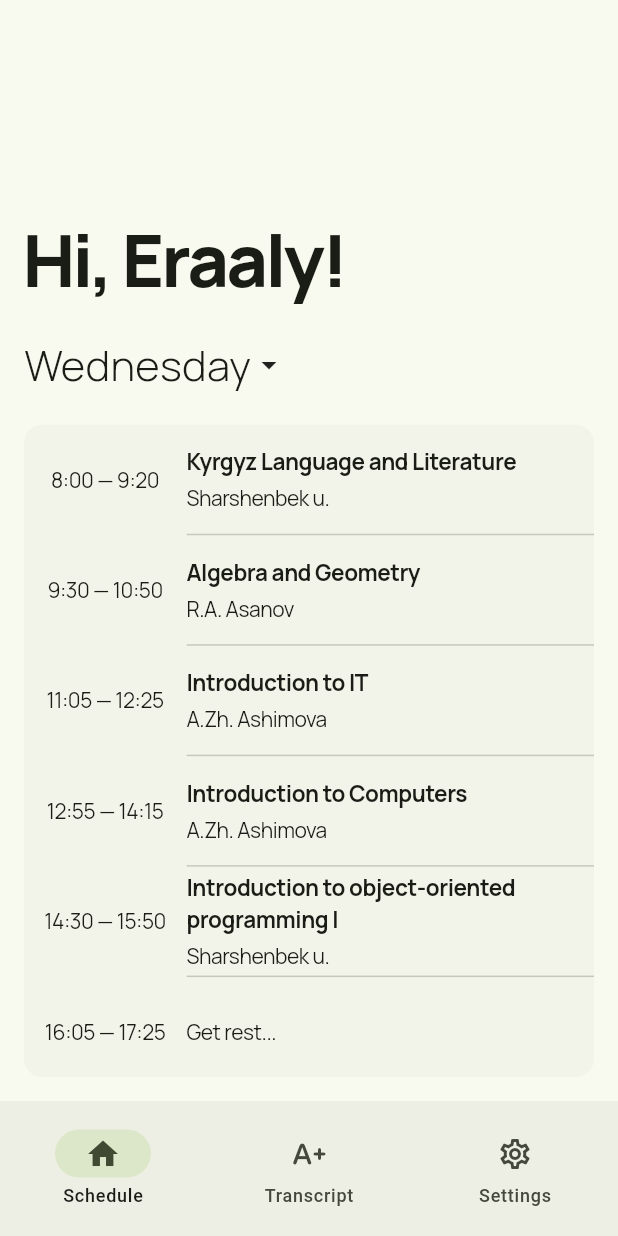
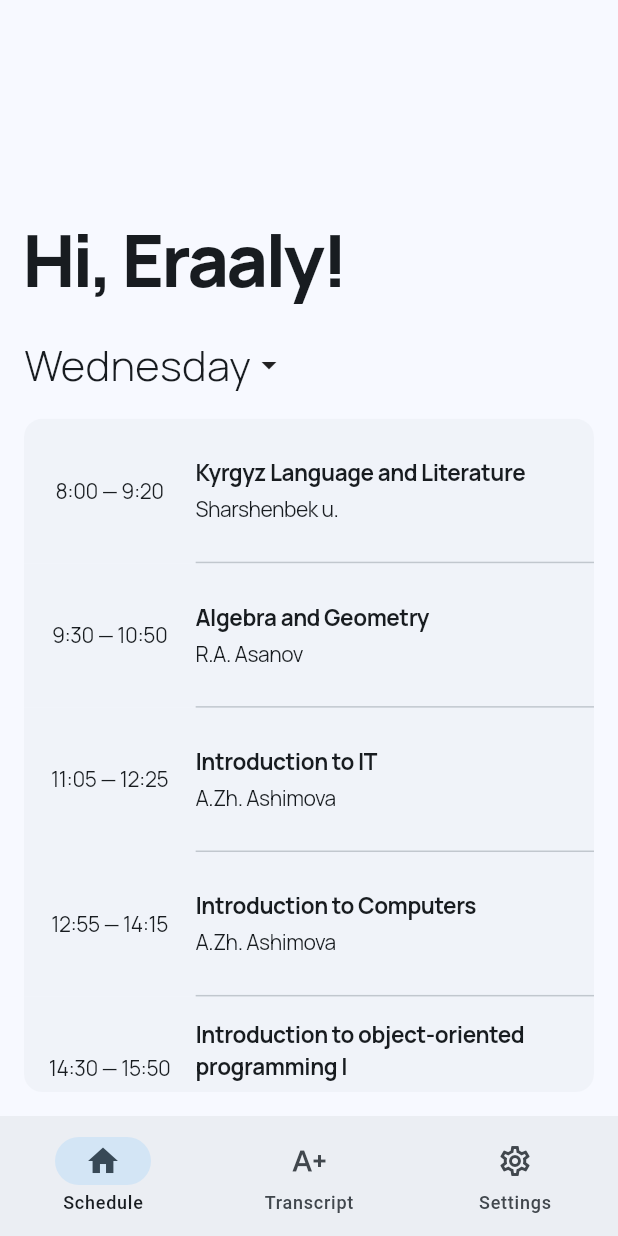
Before and after one commit to zarpach/ScheduleApp, a Flutter app: the screen it shows after launch, on a phone screen of 412 x 824 dp. Run offline on Flutter 3.47's test engine with Material 3 defaults, Android fonts, the phone set to English and light mode, and no system bars; our stand-ins replace flex_color_scheme, gap, google_fonts; missing offline and left inert: just_the_tooltip, wolt_modal_sheet.

Commit message:
UI improvements

```diff
--- a/lib/main.dart
+++ b/lib/main.dart
@@ -1,5 +1,7 @@
+import 'package:flex_color_scheme/flex_color_scheme.dart';
 import 'package:flutter/material.dart';
 import 'package:flutter/services.dart';
+import 'package:google_fonts/google_fonts.dart';
 import 'package:schedule_app/modules/NavigationBarWidgets/SettingsPage.dart';
 import 'package:schedule_app/modules/NavigationBarWidgets/home.dart';
 import 'package:schedule_app/modules/NavigationBarWidgets/transcriptPage.dart';
@@ -18,15 +20,18 @@ class MyApp extends StatelessWidget {
       debugShowCheckedModeBanner: false,
       color: Colors.white,
       theme: ThemeData(
+        // textTheme: GoogleFonts.manropeTextTheme(
+        //   Theme.of(context).textTheme,
+        // ),
         useMaterial3: true,
         brightness: Brightness.light,
-        colorSchemeSeed: Colors.lightGreen.shade500,
+        colorSchemeSeed: Colors.blue.shade100,
       ),
 
       darkTheme: ThemeData(
         useMaterial3: true,
         brightness: Brightness.dark,
-        colorSchemeSeed: Colors.lightGreen.shade400,
+        colorSchemeSeed: Colors.blue.shade100,
       ),
       themeMode: ThemeMode.system,
       home: const MyHomePage(title: 'Schedule app'),
@@ -58,6 +63,7 @@ class _MyHomePageState extends State<MyHomePage> {
   @override
   Widget build(BuildContext context) {
     Brightness appBrightness = Theme.of(context).brightness;
+    SystemChrome.setEnabledSystemUIMode(SystemUiMode.edgeToEdge);
     // This method is rerun every time setState is called, for instance as done
     // by the _incrementCounter method above.
     //
@@ -65,22 +71,15 @@ class _MyHomePageState extends State<MyHomePage> {
     // fast, so that you can just rebuild anything that needs updating rather
     // than having to individually change instances of widgets.
     return AnnotatedRegion<SystemUiOverlayStyle>(
-      value: SystemUiOverlayStyle(
-        // status bar
-        statusBarColor: Colors.transparent,
-        statusBarBrightness: appBrightness,
-        statusBarIconBrightness:
-        appBrightness == Brightness.dark ? Brightness.light : Brightness.dark,
-
-        // system navigation bar
-        // Setting a transparent navigation bar color
-        systemNavigationBarColor: Colors.transparent,
-        systemNavigationBarContrastEnforced: false,
+      value: FlexColorScheme.themedSystemNavigationBar(
+        context,
+        noAppBar: true,
+        systemNavBarStyle: FlexSystemNavBarStyle.transparent,
       ),
       child: Scaffold(
         bottomNavigationBar: NavigationBar(
           labelBehavior: NavigationDestinationLabelBehavior.alwaysShow,
-          height: 90,
+          height: 80,
           onDestinationSelected: (int index) {
             setState(() {
               currentPageIndex = index;
@@ -95,8 +94,8 @@ class _MyHomePageState extends State<MyHomePage> {
               tooltip: 'Schedule',
             ),
             NavigationDestination(
-              selectedIcon: Icon(Icons.text_increase),
-              icon: Icon(Icons.text_increase_rounded),
+              selectedIcon: Icon(Icons.text_increase_rounded),
+              icon: Icon(Icons.text_increase_outlined),
               label: 'Transcript',
               tooltip: 'Transcript',
             ),
--- a/lib/modules/NavigationBarWidgets/home.dart
+++ b/lib/modules/NavigationBarWidgets/home.dart
@@ -5,6 +5,8 @@ import 'package:gap/gap.dart';
 import 'package:intl/intl.dart';
 import 'package:just_the_tooltip/just_the_tooltip.dart';
 import 'package:schedule_app/modules/LessonWidgets/ExpandLessonContainer.dart';
+import 'package:schedule_app/modules/modalSheets/scheduleSettingsModal.dart';
+import 'package:wolt_modal_sheet/wolt_modal_sheet.dart';
 
 class Home extends StatefulWidget {
   const Home({super.key});
@@ -32,13 +34,25 @@ class _HomeNavState extends State<Home> {
     {'first': 'Get rest...', 'second': ''},
   ];
 
+  double calculateListItemHeight(BuildContext context, double toolbarHeight) {
+    // Get the parent container's height (assuming it's a Container)
+    final parentHeight = MediaQuery.of(context).size.height;
+
+    // Calculate remaining space after subtracting padding and list view overhead
+    final availableHeight = parentHeight - // Padding top/bottom
+        - toolbarHeight; // Assuming there's a toolbar
+
+    // Calculate height for each item with equal distribution
+    final listItemHeight = availableHeight / 6;
+    return listItemHeight;
+  }
+
   @override
   Widget build(BuildContext context) {
     Brightness appBrightness = Theme.of(context).brightness;
     double width = MediaQuery.of(context).size.width;
     double height = MediaQuery.of(context).size.height;
-    return Scaffold(
-      body: Padding(
+    return Padding(
           padding: const EdgeInsets.all(16.0),
           child: Column(
             crossAxisAlignment: CrossAxisAlignment.start,
@@ -57,7 +71,8 @@ class _HomeNavState extends State<Home> {
                           fontWeight: FontWeight.w800,
                           letterSpacing: -2,
                           fontSize: 48
-                        )),
+                        )
+                    ),
                     const Gap(16),
                     JustTheTooltip(
                       backgroundColor: Theme.of(context).colorScheme.onSurface,
@@ -67,17 +82,29 @@ class _HomeNavState extends State<Home> {
                         child: Text(
                           'Schedule settings',
                           style: TextStyle(
-                            color: appBrightness == Brightness.dark ? Colors.black87 : Colors.white70,
+                            color: appBrightness == Brightness.dark ?
+                            Colors.black87 : Colors.white70,
+                            letterSpacing: -0.2
                           ),
                         ),
                       ),
                       child: InkWell(
                         borderRadius: BorderRadius.circular(12),
-                        onTap: () => {},
+                        onTap: () => {
+                          WoltModalSheet.show(
+                              context: context,
+                              pageListBuilder: (modalSheetContext) {
+                                return [
+                                  scheduleSettingsModal()
+                                ];
+                              }
+                            )
+                        },
                         child: Row(
                             mainAxisSize: MainAxisSize.min,
                             children: [
                               Text(
+
                                 DateFormat('EEEE').format(DateTime.now()), // Current weekday, using 'EEEE' format of current date
                                 style: GoogleFonts.manrope(
                                     fontWeight: FontWeight.w300,
@@ -89,12 +116,10 @@ class _HomeNavState extends State<Home> {
                         ),
                       ),
                     )
-
-
                   ],
                 ),
               ),
-              const Gap(20),
+              const Gap(16),
                 Expanded(
                   child: Container(
                     clipBehavior: Clip.antiAlias,
@@ -103,18 +128,22 @@ class _HomeNavState extends State<Home> {
                       borderRadius: BorderRadius.circular(12)
                     ),
                     child: ListView.separated(
+                      shrinkWrap: true,
                       padding: EdgeInsets.zero,
-                          physics: const NeverScrollableScrollPhysics(),
                       itemCount: 6,
                       itemBuilder: (itemBuilder, index) {
                             return OpenContainer(
                               openElevation: 0,
                               openColor: Colors.transparent,
-                              closedColor: Theme.of(context).colorScheme.outlineVariant.withOpacity(0.01),
+                              closedColor:
+                              Theme.of(context)
+                                  .colorScheme
+                                  .outlineVariant
+                                  .withOpacity(0.01),
                               closedElevation: 0,
                               closedShape: const Border(),
                               openShape: const Border(),
-                              transitionDuration: const Duration(milliseconds: 600),
+                              transitionDuration: const Duration(milliseconds: 450),
                               transitionType: ContainerTransitionType.fade,
                               openBuilder: (context, openContainer) => ExpandLesson(title: 'List Menu Item ${index + 1}'),
                               closedBuilder: (context, openContainer) {
@@ -124,8 +153,9 @@ class _HomeNavState extends State<Home> {
                                   child: Row(
                                     children: [
                                       SizedBox(
-                                            width: width / 3.8,
-                                            height: height * (0.5362) / 6,
+                                        width: width / 3.6,
+                                        // height: (height - ((height * 0.3) - 20) - 160)/ 6,
+                                        height: calculateListItemHeight(context, height * 0.001) - height * 0.05,
                                         child: Center(
                                             child: Text(
                                                 lessonTime[index],
@@ -137,16 +167,17 @@ class _HomeNavState extends State<Home> {
                                             )
                                         ),
                                       ),
-                                          Expanded(
-                                            child: lessons[index]['second'] == '' ?
+                                      lessons[index]['second'] == '' ? // if string is empty then 'Get rest...'
                                       Text(
                                           lessons[index]['first']!,
                                           style: GoogleFonts.manrope(
                                             letterSpacing: -0.3,
                                           ),
+                                        maxLines: 1,
                                       )
                                           :
-                                            Column(
+                                      Flexible(
+                                        child: Column(
                                           crossAxisAlignment: CrossAxisAlignment.start,
                                           mainAxisSize: MainAxisSize.min,
                                           children: [
@@ -179,18 +210,15 @@ class _HomeNavState extends State<Home> {
                           }, separatorBuilder: (BuildContext context, int index) {
                           return Divider(
                             height: 0,
-                            indent: width / 3.8,
+                            indent: width / 3.6,
                             endIndent: 0,
                           );
                         },
                       )
                     ),
                 ),
-
             ],
           ),
-      )
     );
   }
-
 }
--- a/pubspec.yaml
+++ b/pubspec.yaml
@@ -43,6 +43,8 @@ dependencies:
   # The following adds the Cupertino Icons font to your application.
   # Use with the CupertinoIcons class for iOS style icons.
   cupertino_icons: ^1.0.2
+  wolt_modal_sheet: ^0.4.1
+  flex_color_scheme: ^7.3.1
 
 dev_dependencies:
   flutter_test:
```
Also changed, not shown: lib/modules/LessonWidgets/ExpandLessonContainer.dart (+12 -3 lines), lib/modules/NavigationBarWidgets/SettingsPage.dart (+58 -39 lines), lib/modules/SettingsListTiles/LanguageListTile.dart (added, +52 -0 lines), lib/modules/SettingsListTiles/ThemeSettingsListTile.dart (added, +52 -0 lines), lib/modules/modalSheets/scheduleSettingsModal.dart (added, +12 -0 lines), pubspec.lock, 5 other files. Lines whose indentation alone changed are shown as unchanged.
